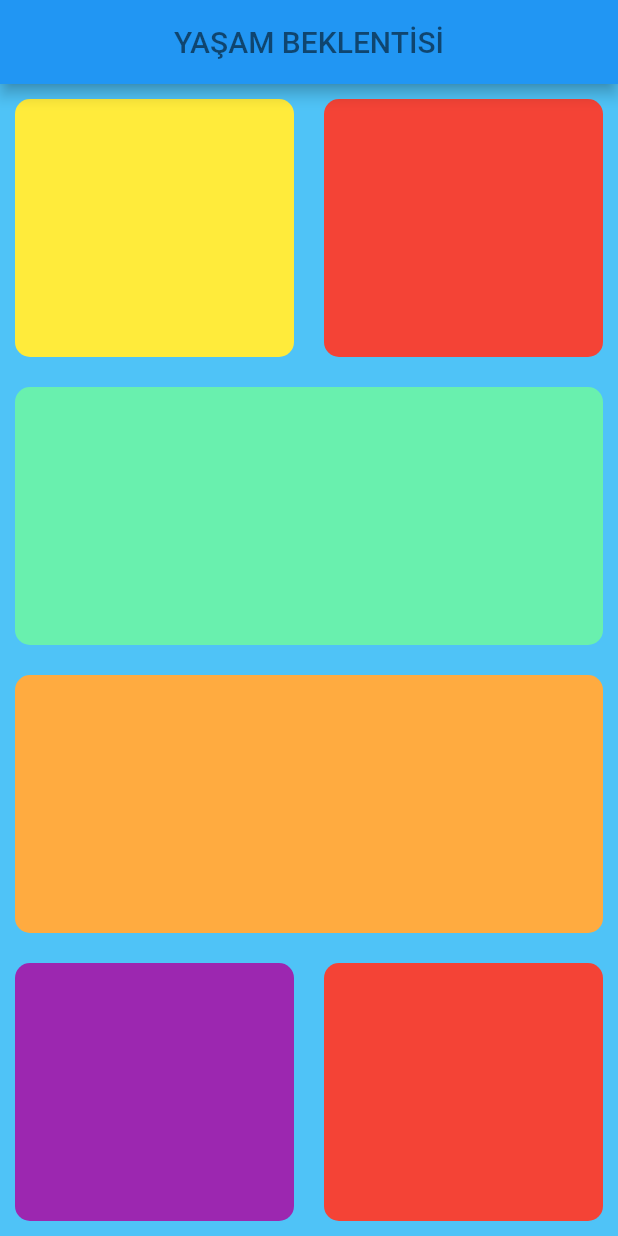
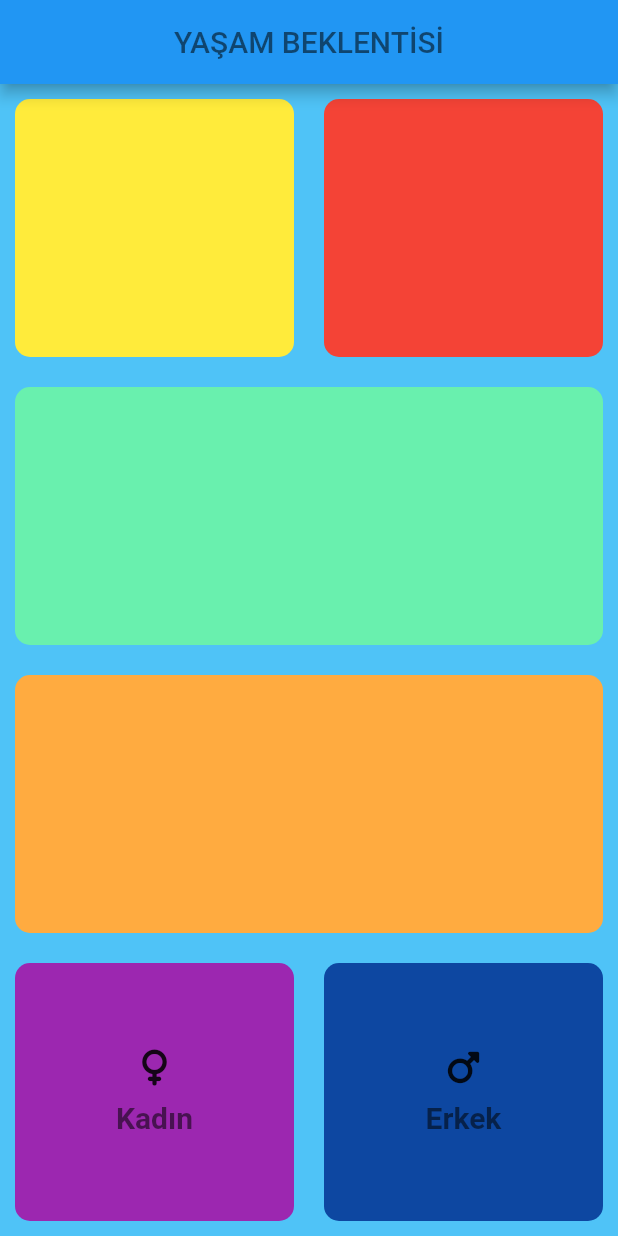
Before and after one commit to medetkar/lifeexpectancy, a Flutter app: the screen it shows after launch, on a phone screen of 412 x 824 dp. Run offline on Flutter 3.47's test engine with Material 2 defaults, Android fonts, the light colour scheme and no system bars; our stand-ins replace font_awesome_flutter.

Commit message:
Widget özelleştirme yapıldı

```diff
--- a/lib/input_page.dart
+++ b/lib/input_page.dart
@@ -1,8 +1,11 @@
 import 'package:flutter/material.dart';
+import 'package:font_awesome_flutter/font_awesome_flutter.dart';
+
+import 'myWidgets/genderColumn.dart';
+import 'myWidgets/myColumn.dart';
+
 
 class InputPage extends StatefulWidget {
-  const InputPage({Key? key}) : super(key: key);
-
   @override
   _InputPageState createState() => _InputPageState();
 }
@@ -58,13 +61,15 @@ class _InputPageState extends State<InputPage> {
                 Expanded(
                   flex: 1,
                   child: MyContainer(
+                    child: GenderColumn(cinsiyet: 'Kadın',icon: FontAwesomeIcons.venus,),
                     renk: Colors.purple,
                   ),
                 ),
                 Expanded(
                   flex: 1,
                   child: MyContainer(
-                    renk: Colors.red,
+                    child: GenderColumn(cinsiyet: 'Erkek',icon: FontAwesomeIcons.mars,),
+                    renk: Colors.blue[900],
                   ),
                 ),
               ],
@@ -75,19 +80,3 @@ class _InputPageState extends State<InputPage> {
     );
   }
 }
-
-class MyContainer extends StatelessWidget {
-  final Color renk;
-  MyContainer({required this.renk});
-
-  @override
-  Widget build(BuildContext context) {
-    return Container(
-      margin: EdgeInsets.all(10),
-      decoration: BoxDecoration(
-        borderRadius: BorderRadius.circular(10),
-        color: renk,
-      ),
-    );
-  }
-}
--- a/lib/main.dart
+++ b/lib/main.dart
@@ -1,13 +1,12 @@
 import 'package:flutter/material.dart';
 
-import 'input_page.dart';
+import './input_page.dart';
 
 void main() {
-  runApp(const MyApp());
+  runApp(MyApp());
 }
 
 class MyApp extends StatelessWidget {
-  const MyApp({Key? key}) : super(key: key);
 
   @override
   Widget build(BuildContext context) {
--- /dev/null
+++ b/lib/myWidgets/genderColumn.dart
@@ -0,0 +1,28 @@
+import 'package:flutter/material.dart';
+
+class GenderColumn extends StatelessWidget {
+
+  final IconData icon;
+  final String cinsiyet;
+
+  GenderColumn({@required this.icon,@required this.cinsiyet});
+
+  @override
+  Widget build(BuildContext context) {
+    return Column(
+      mainAxisAlignment: MainAxisAlignment.center,
+      children: <Widget>[
+        Icon(icon),
+        SizedBox(height: 10,),
+        Text(
+          cinsiyet,
+          style: TextStyle(
+            color: Colors.black54,
+            fontSize: 20,
+            fontWeight: FontWeight.bold,
+          ),
+        ),
+      ],
+    );
+  }
+}
--- /dev/null
+++ b/lib/myWidgets/myColumn.dart
@@ -0,0 +1,19 @@
+import 'package:flutter/material.dart';
+
+class MyContainer extends StatelessWidget {
+  final Color renk;
+  final Widget child;
+  MyContainer({this.renk = Colors.white, this.child});
+
+  @override
+  Widget build(BuildContext context) {
+    return Container(
+      child: child,
+      margin: EdgeInsets.all(10),
+      decoration: BoxDecoration(
+        borderRadius: BorderRadius.circular(10),
+        color: renk,
+      ),
+    );
+  }
+}
--- a/pubspec.yaml
+++ b/pubspec.yaml
@@ -18,7 +18,7 @@ publish_to: 'none' # Remove this line if you wish to publish to pub.dev
 version: 1.0.0+1
 
 environment:
-  sdk: ">=2.16.1 <3.0.0"
+  sdk: ">=2.11.0 <3.0.0"
 
 # Dependencies specify other packages that your package needs in order to work.
 # To automatically upgrade your package dependencies to the latest versions
@@ -34,6 +34,7 @@ dependencies:
   # The following adds the Cupertino Icons font to your application.
   # Use with the CupertinoIcons class for iOS style icons.
   cupertino_icons: ^1.0.2
+  font_awesome_flutter: ^10.1.0
 
 dev_dependencies:
   flutter_test:
```
Also changed, not shown: pubspec.lock.
